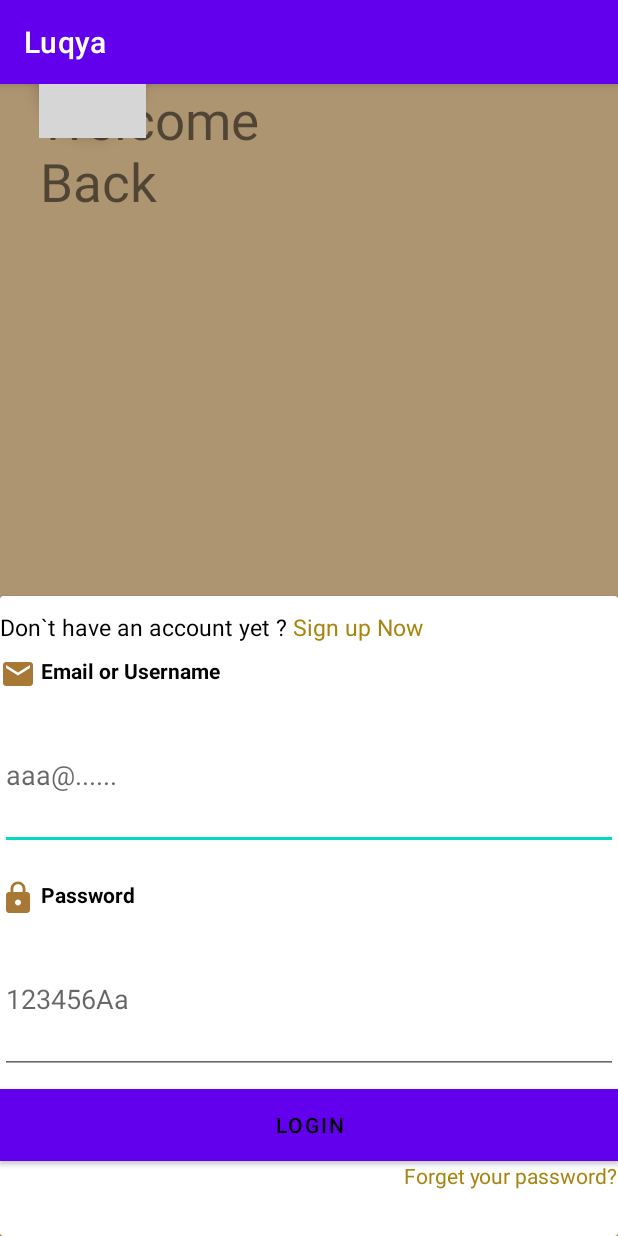
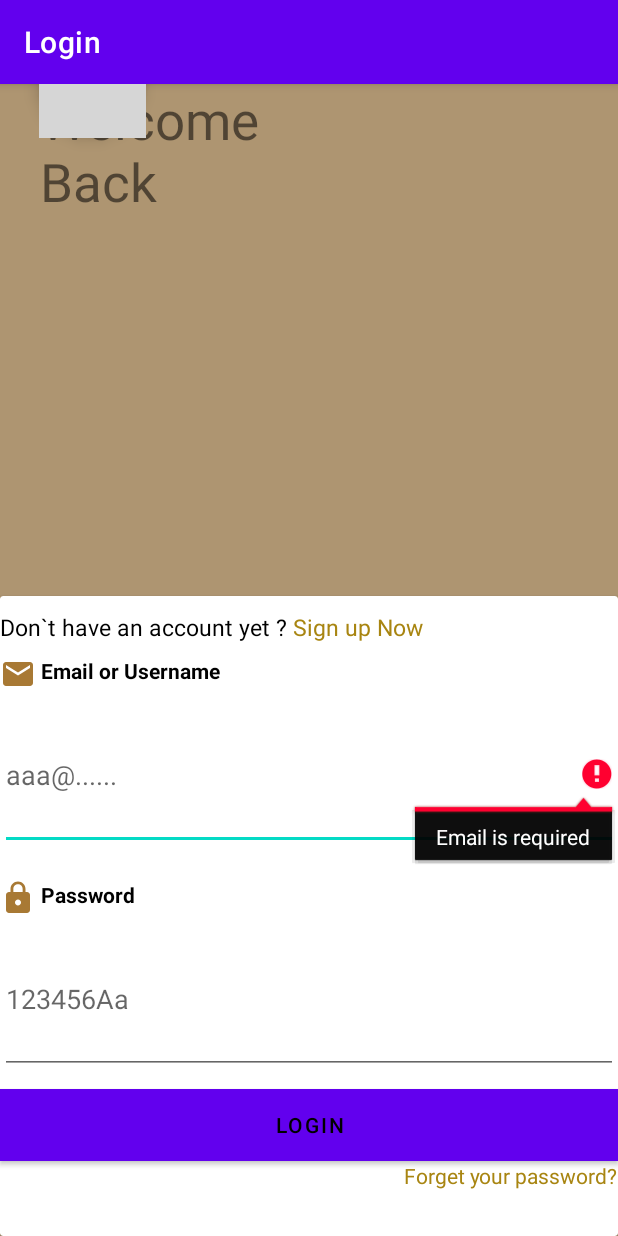
Before and after one commit to IbtisamAbdulaziz/Luqya, an Android app: the LogIn screen opened directly, with no data from a screen before it, after a tap on "LOGIN", on a phone screen of 412 x 824 dp. Run offline under Robolectric (Android 15) with nearby library versions, the phone set to English and light mode, and no system bars; our stand-ins replace Firebase (no records; nobody signed in at launch, a user with empty details on screens opened directly); grey boxes are pictures that could not be loaded.

Commit message:
LogIn.java + activity_log_in.xml. (Video 8)

```diff
--- a/app/src/main/java/com/example/luqya/LogIn.java
+++ b/app/src/main/java/com/example/luqya/LogIn.java
@@ -1,21 +1,74 @@
 package com.example.luqya;
 
+import androidx.annotation.NonNull;
 import androidx.appcompat.app.AppCompatActivity;
 
 import android.content.Intent;
 import android.os.Bundle;
+import android.text.TextUtils;
+import android.util.Patterns;
 import android.view.View;
+import android.widget.Button;
+import android.widget.EditText;
+import android.widget.ProgressBar;
 import android.widget.TextView;
+import android.widget.Toast;
+
+import com.google.android.gms.tasks.OnCompleteListener;
+import com.google.android.gms.tasks.Task;
+import com.google.firebase.auth.AuthResult;
+import com.google.firebase.auth.FirebaseAuth;
 
 public class LogIn extends AppCompatActivity {
 
+    private EditText editTextLoginEmail, editTextLoginPwd;
+    private ProgressBar progressBar;
+    private FirebaseAuth authProfile;
     TextView textview_signup;
 
     @Override
     protected void onCreate(Bundle savedInstanceState) {
         super.onCreate(savedInstanceState);
         setContentView(R.layout.activity_log_in);
+
+        getSupportActionBar().setTitle("Login");
         textview_signup = findViewById(R.id.textview_signup);
+        editTextLoginEmail = findViewById(R.id.edittext_email_login);
+        editTextLoginPwd = findViewById(R.id.edittext_password_login);
+        progressBar = findViewById(R.id.progressBarLogin);
+
+        authProfile = FirebaseAuth.getInstance();
+
+        Button btnLogin = findViewById(R.id.button_login);
+        btnLogin.setOnClickListener(new View.OnClickListener() {
+            @Override
+            public void onClick(View view) {
+                String textEmail = editTextLoginEmail.getText().toString();
+                String textPwd = editTextLoginPwd.getText().toString();
+
+                if(TextUtils.isEmpty(textEmail)){
+                    Toast.makeText(LogIn.this, "Please enter your email", Toast.LENGTH_LONG).show();
+                    editTextLoginEmail.setError("Email is required");
+                    editTextLoginEmail.requestFocus();
+
+                } else if (!Patterns.EMAIL_ADDRESS.matcher(textEmail).matches()){
+                    Toast.makeText(LogIn.this, "The email is incorrect", Toast.LENGTH_LONG).show();
+                    editTextLoginEmail.setError("Valid email is required");
+                    editTextLoginEmail.requestFocus();
+
+                } else if(TextUtils.isEmpty(textPwd)){
+                    Toast.makeText(LogIn.this, "Please enter your password", Toast.LENGTH_LONG).show();
+                    editTextLoginPwd.setError("Password is required");
+                    editTextLoginPwd.requestFocus();
+
+                } else {
+                    progressBar.setVisibility(View.VISIBLE);
+                    loginUser(textEmail , textPwd);
+                }
+
+            }
+        });
+
 
         textview_signup.setOnClickListener(new View.OnClickListener() {
             @Override
@@ -25,4 +78,20 @@ public class LogIn extends AppCompatActivity {
             }
         });
     }
+
+    private void loginUser(String email, String pwd) {
+        authProfile.signInWithEmailAndPassword(email, pwd).addOnCompleteListener(new OnCompleteListener<AuthResult>() {
+            @Override
+            public void onComplete(@NonNull Task<AuthResult> task) {
+                if(task.isSuccessful()){
+                    Toast.makeText(LogIn.this, "You are logged in now", Toast.LENGTH_SHORT).show();
+                } else {
+                    Toast.makeText(LogIn.this, "something went wrong!", Toast.LENGTH_SHORT).show();
+                }
+
+                progressBar.setVisibility(View.GONE);
+
+            }
+        });
+    }
 }
--- a/app/src/main/res/layout/activity_log_in.xml
+++ b/app/src/main/res/layout/activity_log_in.xml
@@ -42,6 +42,7 @@
         app:layout_constraintStart_toStartOf="parent"
         tools:ignore="MissingConstraints"
         tools:layout_editor_absoluteY="132dp" />
+
 
     <androidx.cardview.widget.CardView
         android:id="@+id/cardView"
@@ -100,8 +101,20 @@
                 android:layout_marginTop="5dp"
                 android:layout_marginBottom="20dp"
                 android:hint="aaa@......"
-                android:singleLine="true" />
+                android:singleLine="true"
+                android:inputType="textEmailAddress"/>
             <!--  Password Label -->
+
+            <ProgressBar
+                android:layout_width="wrap_content"
+                android:layout_height="wrap_content"
+                style="?android:attr/progressBarStyleLarge"
+                android:layout_marginLeft="160dp"
+                android:layout_marginRight="160dp"
+                android:elevation="10dp"
+                android:visibility="gone"
+                android:id="@+id/progressBarLogin"/>
+
             <TextView
                 android:layout_width="fill_parent"
                 android:layout_height="wrap_content"
@@ -119,7 +132,8 @@
                 android:hint="123456Aa"
                 android:password="true"
                 android:singleLine="true"
-                tools:ignore="ExtraText" />
+                tools:ignore="ExtraText"
+                android:inputType="textPassword"/>
             <!-- Login button -->
             <Button
                 android:id="@+id/button_login"
@@ -140,7 +154,6 @@
                 android:text="Forget your password?"
                 android:textColor="@color/button_text" />
 
-
         </LinearLayout>
     </androidx.cardview.widget.CardView>
 </androidx.constraintlayout.widget.ConstraintLayout>
```
